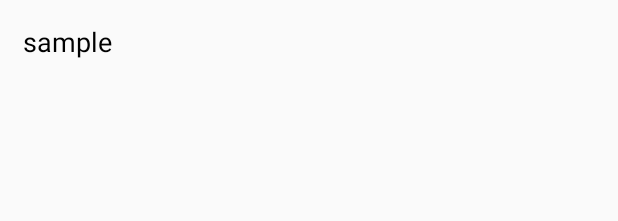
After one commit to aslam-ep/MovieFinder, an Android app: the layout list_view_coustome_layout.xml on its own in the app's theme, with its tools: preview values and no code run, on a phone screen of 412 x 824 dp. The commit adds this screen. Shown: the top 221 px of the screen. Run offline under Robolectric (Android 15) with nearby library versions, the phone set to English and light mode, and no system bars.

Commit message:
Add files via upload

```diff
--- /dev/null
+++ b/app/src/main/res/layout/list_view_coustome_layout.xml
@@ -0,0 +1,14 @@
+<?xml version="1.0" encoding="utf-8"?>
+<LinearLayout xmlns:android="http://schemas.android.com/apk/res/android"
+    android:orientation="vertical"
+    android:layout_width="match_parent"
+    android:layout_height="match_parent">
+    <TextView
+        android:id="@+id/list_content"
+        android:textColor="@color/colorBlack"
+        android:text="sample"
+        android:textSize="18dp"
+        android:layout_width="wrap_content"
+        android:layout_height="wrap_content"
+        android:layout_margin="15dp"/>
+</LinearLayout>
```
Also changed, not shown: app/src/main/res/layout/activity_main.xml (+14 -5 lines).
